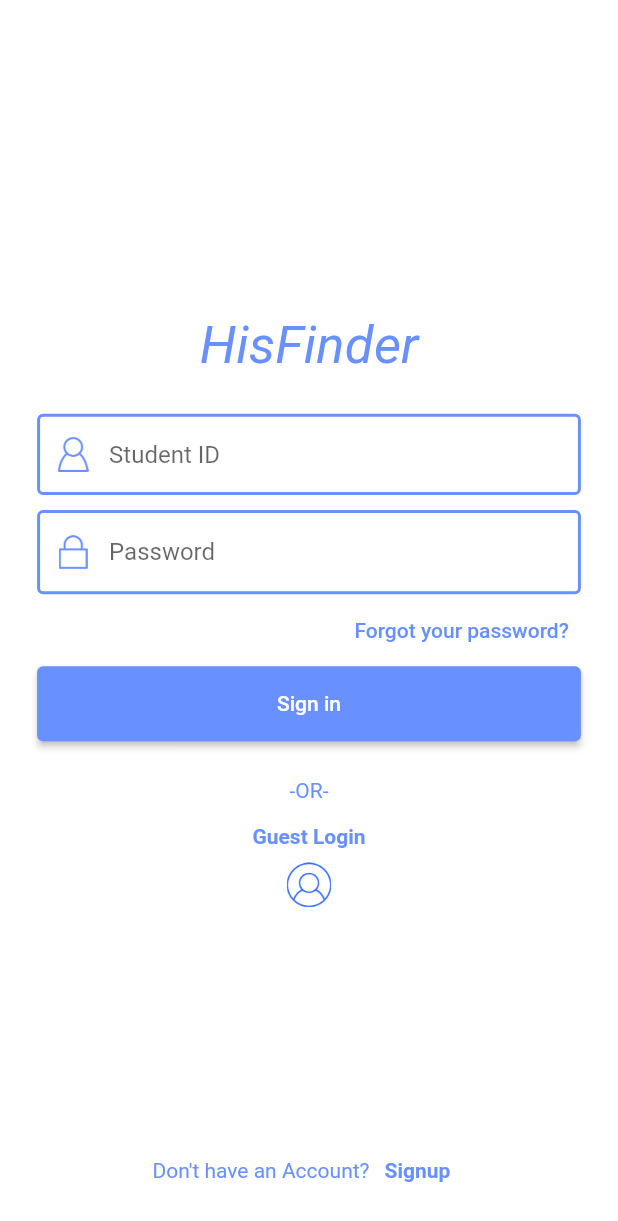
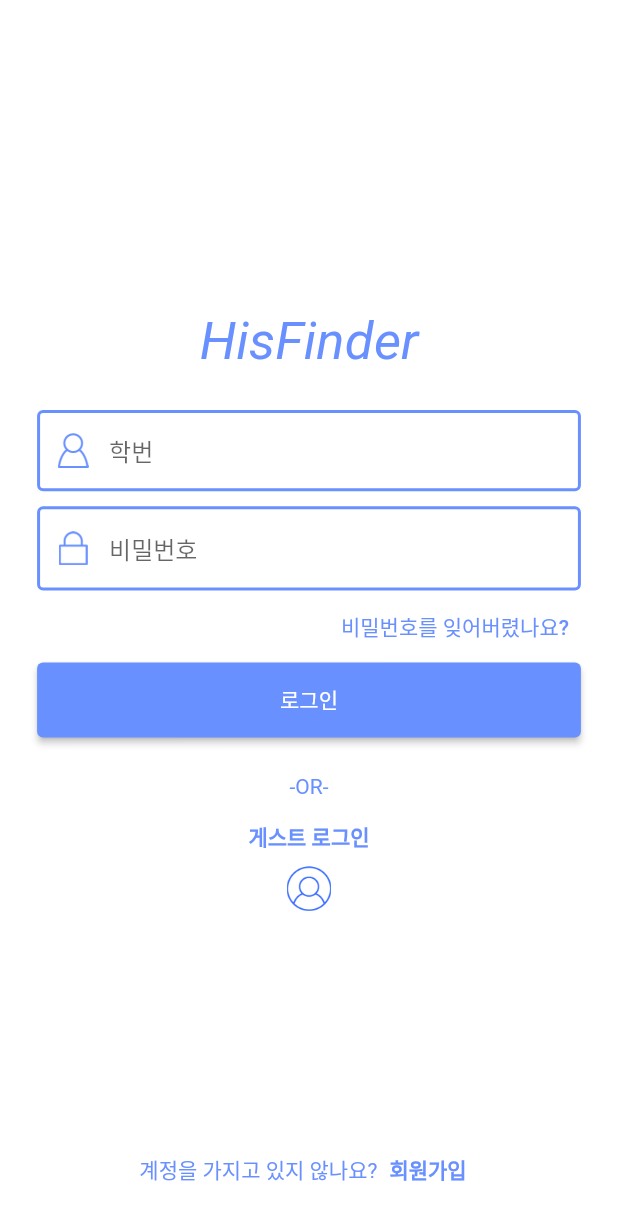
Before and after one commit to juyoungIt/HisFinder, a Flutter app: the screen it shows after launch, on a phone screen of 412 x 824 dp. Shown: the top 1221 px of the screen. Run offline on Flutter 3.47's test engine with Material 2 defaults, Android fonts, the phone set to English and light mode, and no system bars; our stand-ins replace carousel_slider, cloud_firestore, firebase_auth, firebase_core, firebase_storage, flutter_datetime_picker and 1 more; missing offline and left inert: firebase_picture_uploader; accounts and stored records are empty; Roboto replaces fonts that are missing (avenir).

Commit message:
fix login, join page language (korean)

```diff
--- a/lib/main.dart
+++ b/lib/main.dart
@@ -1,6 +1,6 @@
 import 'package:firebase_core/firebase_core.dart';
 import 'package:flutter/material.dart';
-import 'package:untitled/start/Signin.dart';
+import 'package:untitled/start/signIn.dart';
 
 void main() async {
   WidgetsFlutterBinding.ensureInitialized();
@@ -20,7 +20,7 @@ class MyAppTemplate extends State<MyApp> {
   Widget build(BuildContext context) {
     return MaterialApp(
       debugShowCheckedModeBanner: false, // delete the top banner (debug sign)
-      home: SigninPage(), // call the Sign in Page
+      home: SignInPage(), // call the Sign in Page
     );
   }
 }
--- a/lib/start/PasswordReset.dart
+++ b/lib/start/passwordReset.dart
@@ -1,10 +1,10 @@
 import 'package:firebase_auth/firebase_auth.dart';
 import 'package:firebase_core/firebase_core.dart';
 import 'package:flutter/material.dart';
-import 'package:untitled/start/Signup.dart';
+import 'package:untitled/start/signUp.dart';
 import 'package:untitled/write/write.dart';
 
-import 'Signin.dart';
+import 'signIn.dart';
 
 class PasswordResetPage extends StatelessWidget {
   @override
@@ -103,7 +103,7 @@ class InputFormTemplate extends State<InputForm> {
                           .showSnackBar(SnackBar(content: Text('초기화 메일을 발송하였습니다. 이메일을 확인해주세요')));
                       Navigator.push(
                         context,
-                        MaterialPageRoute(builder: (context) => SigninPage()),
+                        MaterialPageRoute(builder: (context) => SignInPage()),
                       );
                     }
                   }
--- a/lib/start/Signin.dart
+++ b/lib/start/signIn.dart
@@ -2,10 +2,10 @@ import 'package:firebase_auth/firebase_auth.dart';
 import 'package:flutter/cupertino.dart';
 import 'package:flutter/material.dart';
 import 'package:untitled/home/home.dart';
-import 'package:untitled/start/Signup.dart';
-import 'PasswordReset.dart';
+import 'package:untitled/start/signUp.dart';
+import 'passwordReset.dart';
 
-class SigninPage extends StatelessWidget {
+class SignInPage extends StatelessWidget {
   @override
   Widget build(BuildContext context) {
     final Size size = MediaQuery.of(context).size;
@@ -80,7 +80,7 @@ class InputFormTemplate extends State<InputForm> {
                   enabledBorder: OutlineInputBorder(borderSide: BorderSide(width: 2, color: const Color(0xff6990FF))),
                   errorBorder: OutlineInputBorder(borderSide: BorderSide(width: 2, color: const Color(0xffff0000))),
                   border: OutlineInputBorder(borderSide: BorderSide(width: 2, color: Colors.red)),
-                  hintText: "Student ID"
+                  hintText: "학번"
               ),
               validator: (value) {
                 if(value!.length < 1)
@@ -100,7 +100,7 @@ class InputFormTemplate extends State<InputForm> {
                 enabledBorder: OutlineInputBorder(borderSide: BorderSide(width: 2, color: const Color(0xff6990FF))),
                 errorBorder: OutlineInputBorder(borderSide: BorderSide(width: 2, color: const Color(0xffff0000))),
                 border: OutlineInputBorder(borderSide: BorderSide(width: 2, color: Colors.red)),
-                hintText: "Password",
+                hintText: "비밀번호",
               ),
               validator: (value){
                 if(value!.length < 1)
@@ -110,7 +110,7 @@ class InputFormTemplate extends State<InputForm> {
           Container(
             alignment: Alignment.topRight,
             child: TextButton(
-                child: Text('Forgot your password?',
+                child: Text('비밀번호를 잊어버렸나요?',
                   style: TextStyle(
                     fontFamily: 'avenir',
                     color: const Color(0xff6990FF),
@@ -132,7 +132,7 @@ class InputFormTemplate extends State<InputForm> {
                     primary: const Color(0xff6990FF), // background
                     onPrimary: Colors.white, // foreground
                   ),
-                  child: Text('Sign in', style: TextStyle(color: Colors.white)),
+                  child: Text('로그인', style: TextStyle(color: Colors.white)),
                   onPressed: () async {
                     if (_formKey.currentState!.validate()) {
                       try {
@@ -147,7 +147,7 @@ class InputFormTemplate extends State<InputForm> {
                           await user.sendEmailVerification();
                           _showAlert(title: "인증메일 발송", message: "회원가입을 위한 인증메일이 발송되었습니다.\n메일주소를 인증하세요.");
                           // ScaffoldMessenger.of(context)
-                          //     .showSnackBar(SnackBar(content: Text('회원가입을 위한 인증메일이 발송되었습니다.\n메일주소를 인증하세요.')));
+                          //     .showSnackBar(SnackBar(content: Text('회원가입을 위한 인증메일이 발송되었습니다.\n 메일주소를 인증하세요.')));
                         }
                         else {
                           ScaffoldMessenger.of(context)
@@ -215,7 +215,7 @@ class GuestLogin extends StatelessWidget {
         Container(height: 15), // 공백 삽입을 목적으로 추가된 부분
         // Gueset Login을 안내하는 text를 출력하는 부분
         Text(
-          'Guest Login',
+          '게스트 로그인',
           style: TextStyle(
             fontFamily: 'avenir',
             fontWeight: FontWeight.bold,
@@ -246,7 +246,7 @@ class GoToSignUp extends StatelessWidget {
             mainAxisAlignment: MainAxisAlignment.center,
             crossAxisAlignment: CrossAxisAlignment.center,
             children: <Widget>[
-              Text("Don't have an Account?",
+              Text("계정을 가지고 있지 않나요?",
                 style: TextStyle(
                     fontFamily: 'avenir',
                     color: const Color(0xff6990FF)
@@ -257,7 +257,7 @@ class GoToSignUp extends StatelessWidget {
                   context,
                   MaterialPageRoute(builder: (context) => SignupPage()),
                 );
-              }, child: Text("Signup", style: TextStyle(
+              }, child: Text("회원가입", style: TextStyle(
                 fontFamily: 'avenir',
                 fontWeight: FontWeight.bold,
                 color: const Color(0xff6990FF),
--- a/lib/start/Signup.dart
+++ b/lib/start/signUp.dart
@@ -1,7 +1,7 @@
 import 'package:cloud_firestore/cloud_firestore.dart';
 import 'package:flutter/cupertino.dart';
 import 'package:flutter/material.dart';
-import 'package:untitled/start/Signin.dart';
+import 'package:untitled/start/signIn.dart';
 import 'package:firebase_auth/firebase_auth.dart';
 
 class SignupPage extends StatelessWidget {
@@ -73,7 +73,7 @@ class InputFormTemplate extends State<InputForm> {
                         enabledBorder: OutlineInputBorder(borderSide: BorderSide(width: 2, color: const Color(0xff6990FF))),
                         errorBorder: OutlineInputBorder(borderSide: BorderSide(width: 2, color: const Color(0xffff0000))),
                         border: OutlineInputBorder(borderSide: BorderSide(width: 2, color: Colors.red)),
-                        hintText: "Nickname"
+                        hintText: "닉네임"
                     ),
                     validator: (value) {
                       if(value!.length < 1)
@@ -127,7 +127,7 @@ class InputFormTemplate extends State<InputForm> {
                   enabledBorder: OutlineInputBorder(borderSide: BorderSide(width: 2, color: const Color(0xff6990FF))),
                   errorBorder: OutlineInputBorder(borderSide: BorderSide(width: 2, color: const Color(0xffff0000))),
                   border: OutlineInputBorder(borderSide: BorderSide(width: 2, color: Colors.red)),
-                  hintText: "Student ID"
+                  hintText: "학번"
               ),
               validator: (value) {
                 if(value!.length < 1)
@@ -147,7 +147,7 @@ class InputFormTemplate extends State<InputForm> {
                 enabledBorder: OutlineInputBorder(borderSide: BorderSide(width: 2, color: const Color(0xff6990FF))),
                 errorBorder: OutlineInputBorder(borderSide: BorderSide(width: 2, color: const Color(0xffff0000))),
                 border: OutlineInputBorder(borderSide: BorderSide(width: 2, color: Colors.red)),
-                hintText: "Password",
+                hintText: "비밀번호",
               ),
               validator: (value){
                 if(value!.length < 1)
@@ -166,7 +166,7 @@ class InputFormTemplate extends State<InputForm> {
                 enabledBorder: OutlineInputBorder(borderSide: BorderSide(width: 2, color: const Color(0xff6990FF))),
                 errorBorder: OutlineInputBorder(borderSide: BorderSide(width: 2, color: const Color(0xffff0000))),
                 border: OutlineInputBorder(borderSide: BorderSide(width: 2, color: Colors.red)),
-                hintText: "Password Confirm",
+                hintText: "비밀번호 확인",
               ),
               validator: (value){
                 if(value!.length < 1 || value!=_pwController.text)
@@ -183,7 +183,7 @@ class InputFormTemplate extends State<InputForm> {
                     primary: const Color(0xff6990FF), // background
                     onPrimary: Colors.white, // foreground
                   ),
-                  child: Text('Join with HisFinder', style: TextStyle(color: Colors.white)),
+                  child: Text("회원가입", style: TextStyle(color: Colors.white)),
                   onPressed: () async {
                     if (_formKey.currentState!.validate() && check) {
                       try {
@@ -205,7 +205,7 @@ class InputFormTemplate extends State<InputForm> {
                         });
                         Navigator.pushAndRemoveUntil(
                           context,
-                          MaterialPageRoute(builder: (context) => SigninPage()),
+                          MaterialPageRoute(builder: (context) => SignInPage()),
                               (route) => false,
                         );
                       } on FirebaseAuthException catch (e) {
@@ -279,7 +279,7 @@ class GoToSignIn extends StatelessWidget {
             mainAxisAlignment: MainAxisAlignment.center,
             crossAxisAlignment: CrossAxisAlignment.center,
             children: <Widget>[
-              Text("Have an Account?",
+              Text("계정을 가지고 있나요?",
                 style: TextStyle(
                     fontFamily: 'avenir',
                     color: const Color(0xff6990FF)
@@ -288,9 +288,9 @@ class GoToSignIn extends StatelessWidget {
               TextButton(onPressed: () {
                 Navigator.push(
                   context,
-                  MaterialPageRoute(builder: (context) => SigninPage()),
+                  MaterialPageRoute(builder: (context) => SignInPage()),
                 );
-              }, child: Text("Signin", style: TextStyle(
+              }, child: Text("로그인", style: TextStyle(
                 fontFamily: 'avenir',
                 fontWeight: FontWeight.bold,
                 color: const Color(0xff6990FF),
```
Also changed, not shown: lib/start/TestHome.dart (deleted, +0 -66 lines).
